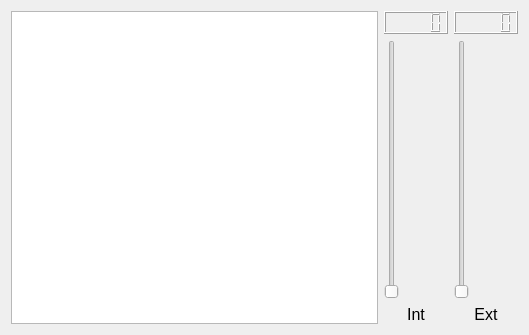
This is elasticpath/src/mainUI.ui in robocomp/robocomp-test as Qt 5 draws it before an edit. The edited form follows.
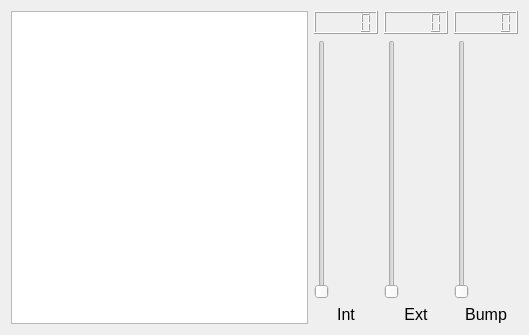
This is the edited form.

The edit to the form file:
```diff
--- a/elasticpath/src/mainUI.ui
+++ b/elasticpath/src/mainUI.ui
@@ -13,7 +13,7 @@
   <property name="windowTitle">
    <string>elasticpath</string>
   </property>
-  <layout class="QVBoxLayout" name="verticalLayout_3">
+  <layout class="QVBoxLayout" name="verticalLayout_4">
    <item>
     <layout class="QHBoxLayout" name="horizontalLayout_2">
      <item>
@@ -85,6 +85,38 @@
          </item>
         </layout>
        </item>
+       <item>
+        <layout class="QVBoxLayout" name="verticalLayout_3">
+         <item>
+          <widget class="QLCDNumber" name="lcdNumber_3"/>
+         </item>
+         <item>
+          <widget class="QSlider" name="verticalSlider_3">
+           <property name="maximum">
+            <number>300</number>
+           </property>
+           <property name="orientation">
+            <enum>Qt::Vertical</enum>
+           </property>
+          </widget>
+         </item>
+         <item>
+          <widget class="QLabel" name="label_3">
+           <property name="font">
+            <font>
+             <pointsize>12</pointsize>
+            </font>
+           </property>
+           <property name="text">
+            <string>Bump</string>
+           </property>
+           <property name="alignment">
+            <set>Qt::AlignCenter</set>
+           </property>
+          </widget>
+         </item>
+        </layout>
+       </item>
       </layout>
      </item>
     </layout>
```
Left out of the diff: 16 changed lines with no effect on the pictures.
